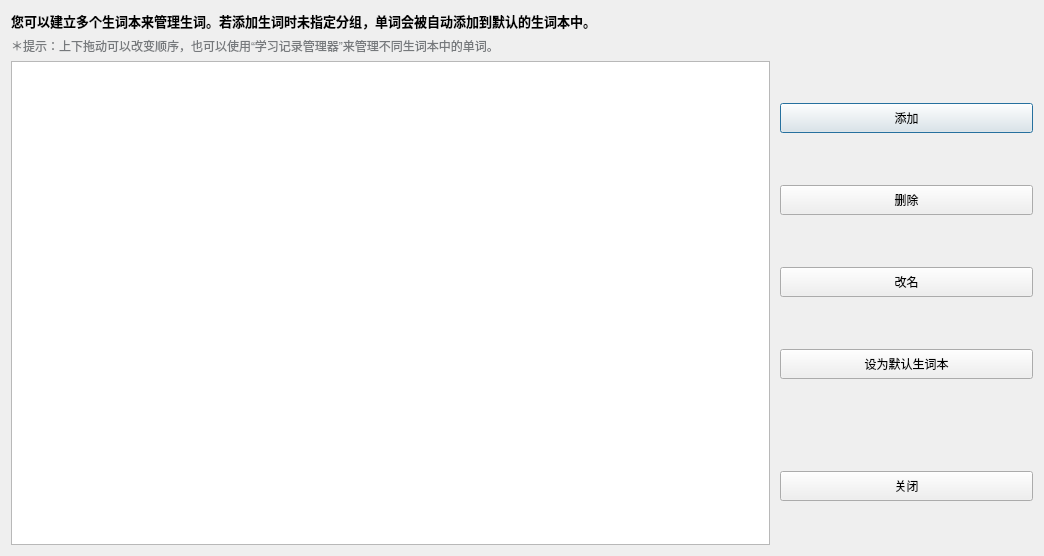
This is study_category.ui in eudic/eudic_win32_localize as Qt 5 draws it before an edit. The edited form follows.
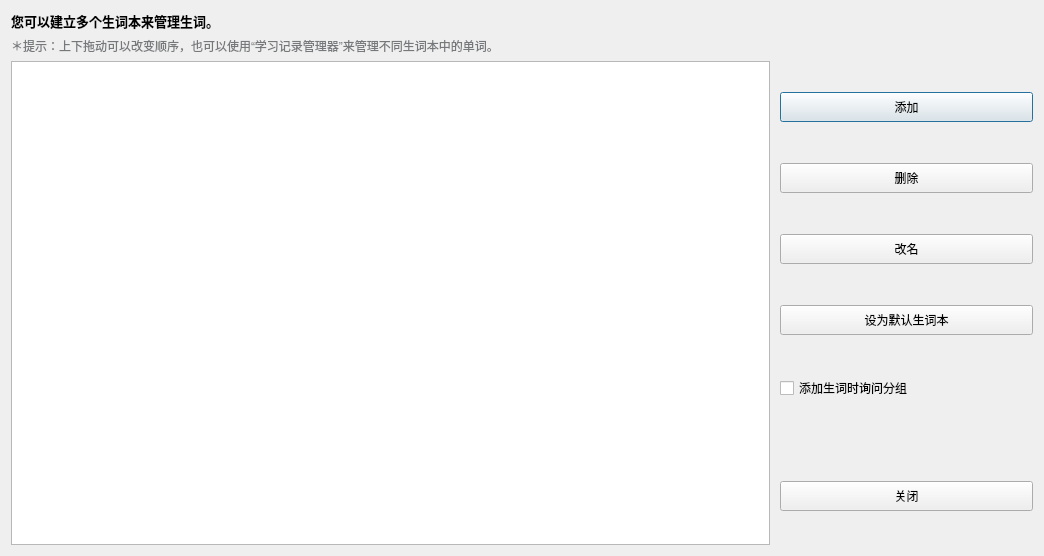
This is the edited form.

What changed in the file:
```diff
--- a/study_category.ui
+++ b/study_category.ui
@@ -17,7 +17,7 @@
    <item row="0" column="0">
     <widget class="QLabel" name="label">
      <property name="text">
-      <string>&lt;html&gt;&lt;head/&gt;&lt;body&gt;&lt;p&gt;&lt;span style=&quot; font-size:10pt; font-weight:600;&quot;&gt;您可以建立多个生词本来管理生词。若添加生词时未指定分组，单词会被自动添加到默认的生词本中。&lt;/span&gt;&lt;/p&gt;&lt;/body&gt;&lt;/html&gt;</string>
+      <string>&lt;html&gt;&lt;head/&gt;&lt;body&gt;&lt;p&gt;&lt;span style=&quot; font-size:10pt; font-weight:600;&quot;&gt;您可以建立多个生词本来管理生词。&lt;/span&gt;&lt;/p&gt;&lt;/body&gt;&lt;/html&gt;</string>
      </property>
      <property name="wordWrap">
       <bool>true</bool>
@@ -58,7 +58,7 @@
       </widget>
      </item>
      <item>
-      <layout class="QVBoxLayout" name="verticalLayout" stretch="0,0,0,0,0,0">
+      <layout class="QVBoxLayout" name="verticalLayout" stretch="0,0,0,0,0,0,0">
        <property name="spacing">
         <number>10</number>
        </property>
@@ -129,6 +129,13 @@
          </property>
         </widget>
        </item>
+       <item>
+        <widget class="QCheckBox" name="cb_ShowCategoryOnAddStudy">
+         <property name="text">
+          <string>添加生词时询问分组</string>
+         </property>
+        </widget>
+       </item>
        <item>
         <spacer name="verticalSpacer">
          <property name="orientation">
```
